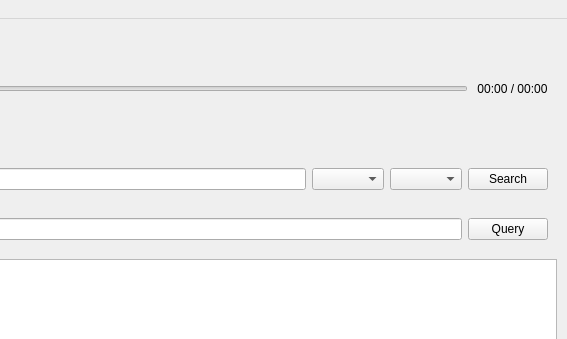
First picture: the form in mainwindow.ui, repository HMKRL/PyQt-MusicPlayer, before the edit; both pictures show x 713 to 1280 and y 0 to 339 of the 1280 by 720 pixel window.
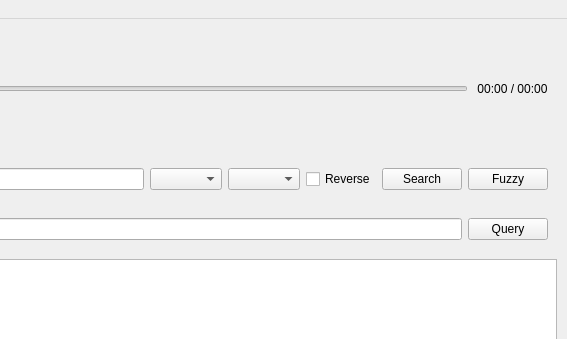
Second picture: the form after the edit.

Commit message: Finished IN and NOT IN

Diff of the .ui file:
```diff
--- a/mainwindow.ui
+++ b/mainwindow.ui
@@ -210,6 +210,13 @@
        <item>
         <widget class="QComboBox" name="columnSelect"/>
        </item>
+       <item>
+        <widget class="QCheckBox" name="isReverse">
+         <property name="text">
+          <string>Reverse</string>
+         </property>
+        </widget>
+       </item>
        <item>
         <widget class="QPushButton" name="button_search">
          <property name="text">
@@ -217,6 +224,13 @@
          </property>
         </widget>
        </item>
+       <item>
+        <widget class="QPushButton" name="fuzzy">
+         <property name="text">
+          <string>Fuzzy</string>
+         </property>
+        </widget>
+       </item>
       </layout>
      </widget>
     </item>
```
The commit also changes 2 other files.
